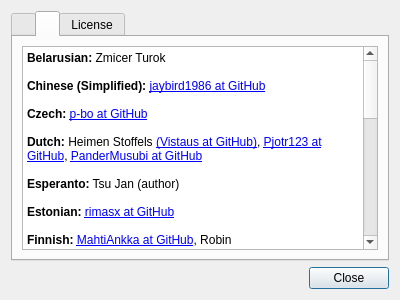
Before: the Qt Designer form Kvantum/kvantummanager/about.ui in tsujan/Kvantum, drawn with Qt 5.
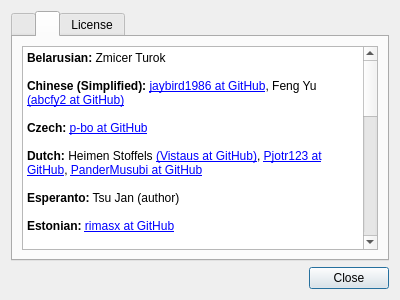
After: the same form once the commit is applied. The open tabs and pages were chosen to show the change.

What changed in the file:
```diff
--- a/Kvantum/kvantummanager/about.ui
+++ b/Kvantum/kvantummanager/about.ui
@@ -99,7 +99,7 @@
 &lt;/style&gt;&lt;/head&gt;&lt;body style=&quot;  font-weight:400; font-style:normal;&quot;&gt;
 &lt;p style=&quot; margin-top:0px; margin-bottom:0px; margin-left:0px; margin-right:0px; -qt-block-indent:0; text-indent:0px;&quot;&gt;&lt;span style=&quot; font-weight:600;&quot;&gt;Belarusian:&lt;/span&gt; Zmicer Turok&lt;/p&gt;
 &lt;p style=&quot;-qt-paragraph-type:empty; margin-top:0px; margin-bottom:0px; margin-left:0px; margin-right:0px; -qt-block-indent:0; text-indent:0px;&quot;&gt;&lt;br /&gt;&lt;/p&gt;
-&lt;p style=&quot; margin-top:0px; margin-bottom:0px; margin-left:0px; margin-right:0px; -qt-block-indent:0; text-indent:0px;&quot;&gt;&lt;span style=&quot; font-weight:600;&quot;&gt;Chinese (Simplified):&lt;/span&gt; &lt;a href=&quot;https://github.com/jaybird1986&quot;&gt;jaybird1986 at GitHub&lt;/a&gt;&lt;/p&gt;
+&lt;p style=&quot; margin-top:0px; margin-bottom:0px; margin-left:0px; margin-right:0px; -qt-block-indent:0; text-indent:0px;&quot;&gt;&lt;span style=&quot; font-weight:600;&quot;&gt;Chinese (Simplified):&lt;/span&gt; &lt;a href=&quot;https://github.com/jaybird1986&quot;&gt;jaybird1986 at GitHub&lt;/a&gt;, Feng Yu &lt;a href=&quot;https://github.com/abcfy2&quot;&gt;(abcfy2 at GitHub)&lt;/a&gt;&lt;/p&gt;
 &lt;p style=&quot;-qt-paragraph-type:empty; margin-top:0px; margin-bottom:0px; margin-left:0px; margin-right:0px; -qt-block-indent:0; text-indent:0px;&quot;&gt;&lt;br /&gt;&lt;/p&gt;
 &lt;p style=&quot; margin-top:0px; margin-bottom:0px; margin-left:0px; margin-right:0px; -qt-block-indent:0; text-indent:0px;&quot;&gt;&lt;span style=&quot; font-weight:600;&quot;&gt;Czech:&lt;/span&gt; &lt;a href=&quot;https://github.com/p-bo&quot;&gt;p-bo at GitHub&lt;/a&gt;&lt;/p&gt;
 &lt;p style=&quot;-qt-paragraph-type:empty; margin-top:0px; margin-bottom:0px; margin-left:0px; margin-right:0px; -qt-block-indent:0; text-indent:0px;&quot;&gt;&lt;br /&gt;&lt;/p&gt;
@@ -129,7 +129,7 @@
 &lt;p style=&quot;-qt-paragraph-type:empty; margin-top:0px; margin-bottom:0px; margin-left:0px; margin-right:0px; -qt-block-indent:0; text-indent:0px;&quot;&gt;&lt;br /&gt;&lt;/p&gt;
 &lt;p style=&quot; margin-top:0px; margin-bottom:0px; margin-left:0px; margin-right:0px; -qt-block-indent:0; text-indent:0px;&quot;&gt;&lt;span style=&quot; font-weight:600;&quot;&gt;Portuguese (Brazil):&lt;/span&gt; Leandro Ramos &lt;a href=&quot;https://github.com/leandroramos&quot;&gt;&lt;span;&gt;(leandroramos at GitHub)&lt;/span&gt;&lt;/a&gt;, &lt;/span&gt; &lt;a href=&quot;https://github.com/eltonfabricio10&quot;&gt;&lt;span;&gt;eltonfabricio10 at GitHub&lt;/span&gt;&lt;/a&gt;&lt;/p&gt;
 &lt;p style=&quot;-qt-paragraph-type:empty; margin-top:0px; margin-bottom:0px; margin-left:0px; margin-right:0px; -qt-block-indent:0; text-indent:0px;&quot;&gt;&lt;br /&gt;&lt;/p&gt;
-&lt;p style=&quot; margin-top:0px; margin-bottom:0px; margin-left:0px; margin-right:0px; -qt-block-indent:0; text-indent:0px;&quot;&gt;&lt;span style=&quot; font-weight:600;&quot;&gt;Russian:&lt;/span&gt; Николай Смольянинов &lt;a href=&quot;https://github.com/smolnp&quot;&gt;(smolnp at GitHub)&lt;/a&gt;&lt;/p&gt;
+&lt;p style=&quot; margin-top:0px; margin-bottom:0px; margin-left:0px; margin-right:0px; -qt-block-indent:0; text-indent:0px;&quot;&gt;&lt;span style=&quot; font-weight:600;&quot;&gt;Russian:&lt;/span&gt; Николай Смольянинов &lt;a href=&quot;https://github.com/smolnp&quot;&gt;(smolnp at GitHub)&lt;/a&gt;, Pavel Shlyak &lt;a href=&quot;https://github.com/shlyakpavel&quot;&gt;(shlyakpavel at GitHub)&lt;/a&gt;&lt;/p&gt;
 &lt;p style=&quot;-qt-paragraph-type:empty; margin-top:0px; margin-bottom:0px; margin-left:0px; margin-right:0px; -qt-block-indent:0; text-indent:0px;&quot;&gt;&lt;br /&gt;&lt;/p&gt;
 &lt;p style=&quot; margin-top:0px; margin-bottom:0px; margin-left:0px; margin-right:0px; -qt-block-indent:0; text-indent:0px;&quot;&gt;&lt;span style=&quot; font-weight:600;&quot;&gt;Slovak:&lt;/span&gt; Paolo Vigoroso&lt;/p&gt;
 &lt;p style=&quot;-qt-paragraph-type:empty; margin-top:0px; margin-bottom:0px; margin-left:0px; margin-right:0px; -qt-block-indent:0; text-indent:0px;&quot;&gt;&lt;br /&gt;&lt;/p&gt;
```
